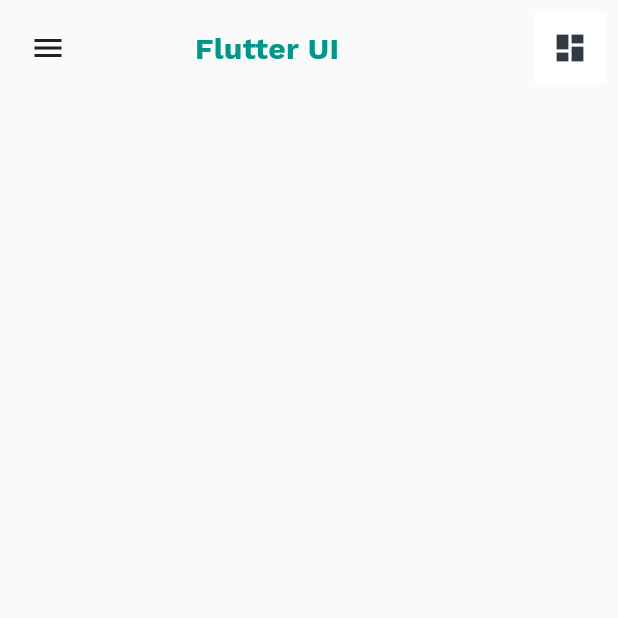
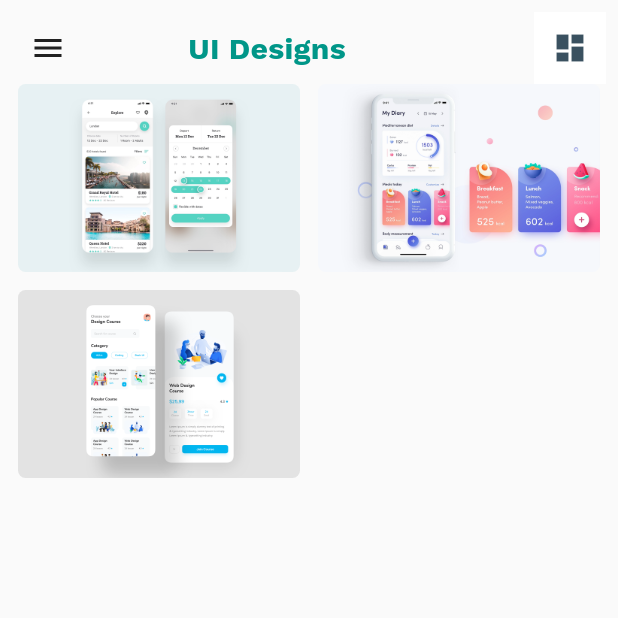
Before and after one commit to chima94/flutter-UI, a Flutter app: the screen it shows after launch, on a phone screen of 412 x 824 dp, the top half of it. Run offline on Flutter 3.47's test engine with Material 2 defaults, Android fonts, the phone set to English and light mode, and no system bars; our stand-ins replace font_awesome_flutter.

Commit message:
done with first screen

```diff
--- a/lib/home_screen.dart
+++ b/lib/home_screen.dart
@@ -1,6 +1,7 @@
 import 'package:flutter/cupertino.dart';
 import 'package:flutter/material.dart';
 import 'package:my_ui_designs/app_theme.dart';
+import 'package:my_ui_designs/hotel_booking/hotel_screen.dart';
 import 'package:my_ui_designs/model/home_list.dart';
 
 class MyHomePage extends StatefulWidget {
@@ -11,11 +12,9 @@ class MyHomePage extends StatefulWidget {
 }
 
 class _MyHomePageState extends State<MyHomePage> with TickerProviderStateMixin {
-
   List<HomeList> homeList = HomeList.homeList;
   AnimationController animationController;
   bool multiple = true;
-
 
   @override
   void initState() {
@@ -40,15 +39,60 @@ class _MyHomePageState extends State<MyHomePage> with TickerProviderStateMixin {
     return Scaffold(
       body: FutureBuilder<bool>(
         future: getData(),
-        builder: (BuildContext context, AsyncSnapshot<bool> snapShot){
-          if(!snapShot.hasData){
+        builder: (BuildContext context, AsyncSnapshot<bool> snapShot) {
+          if (!snapShot.hasData) {
             return SizedBox();
-          }else{
+          } else {
             return Padding(
               padding: EdgeInsets.only(top: MediaQuery.of(context).padding.top),
               child: Column(
                 children: [
-                    appBar(),
+                  appBar(),
+                  Expanded(
+                    child: FutureBuilder<bool>(
+                      future: getData(),
+                      builder:
+                          (BuildContext context, AsyncSnapshot<bool> snapshot) {
+                        if (!snapShot.hasData) {
+                          return SizedBox();
+                        } else {
+                          return GridView(
+                              padding: EdgeInsets.only(top: 0, left: 12, right: 12),
+                              physics: BouncingScrollPhysics(),
+                              scrollDirection: Axis.vertical,
+                              children: List<Widget>.generate(homeList.length,
+                                  (int index) {
+                                final count = homeList.length;
+                                final Animation<double> animation =
+                                    Tween<double>(begin: 0.0, end: 1.0).animate(
+                                        CurvedAnimation(
+                                            parent: animationController,
+                                            curve: Interval(
+                                                (1 / count) * index, 1.0,
+                                                curve: Curves.fastOutSlowIn)));
+                                animationController.forward();
+                                return HomeListView(
+                                  animation: animation,
+                                  animationController: animationController,
+                                  homeListData: homeList[index],
+                                  callback: () {
+                                    Navigator.push<dynamic>(context, MaterialPageRoute<dynamic>(
+                                      builder:(BuildContext context) => HotelHomeScreen(),
+                                    ),);
+                                  },
+                                );
+                              }),
+                              gridDelegate:
+                                  SliverGridDelegateWithFixedCrossAxisCount(
+                                crossAxisCount: multiple ? 2 : 1,
+                                mainAxisSpacing: 12.0,
+                                crossAxisSpacing: 12.0,
+                                childAspectRatio: 1.5,
+                              ));
+                        }
+                      },
+                    ),
+                  ),
                 ],
               ),
             );
@@ -58,7 +102,7 @@ class _MyHomePageState extends State<MyHomePage> with TickerProviderStateMixin {
     );
   }
 
-  Widget appBar(){
+  Widget appBar() {
     return SizedBox(
       height: AppBar().preferredSize.height,
       child: Row(
@@ -69,12 +113,11 @@ class _MyHomePageState extends State<MyHomePage> with TickerProviderStateMixin {
               child: Padding(
                 padding: EdgeInsets.only(top: 8),
                 child: Text(
-                  'Flutter UI',
+                  'UI Designs',
                   style: TextStyle(
-                    fontSize: 20,
-                    color: Colors.teal,
-                    fontWeight: FontWeight.w700
-                  ),
+                      fontSize: 20,
+                      color: Colors.teal,
+                      fontWeight: FontWeight.w700),
                 ),
               ),
             ),
@@ -88,12 +131,11 @@ class _MyHomePageState extends State<MyHomePage> with TickerProviderStateMixin {
               child: Material(
                 color: Colors.transparent,
                 child: InkWell(
-                  borderRadius: BorderRadius.circular(AppBar().preferredSize.height),
-                  child: Icon(
-                    multiple ? Icons.dashboard : Icons.view_agenda,
-                    color: AppTheme.dark_grey
-                  ),
-                  onTap: (){
+                  borderRadius:
+                      BorderRadius.circular(AppBar().preferredSize.height),
+                  child: Icon(multiple ? Icons.dashboard : Icons.view_agenda,
+                      color: AppTheme.grey),
+                  onTap: () {
                     setState(() {
                       multiple = !multiple;
                     });
@@ -106,5 +148,57 @@ class _MyHomePageState extends State<MyHomePage> with TickerProviderStateMixin {
       ),
     );
   }
+}
 
+class HomeListView extends StatelessWidget {
+  HomeListView(
+      {this.homeListData,
+      this.callback,
+      this.animationController,
+      this.animation});
+
+  final HomeList homeListData;
+  final VoidCallback callback;
+  final AnimationController animationController;
+  final Animation<dynamic> animation;
+  @override
+  Widget build(BuildContext context) {
+    return AnimatedBuilder(
+      animation: animationController,
+      builder: (BuildContext context, Widget child) {
+        return FadeTransition(
+          opacity: animation,
+          child: Transform(
+            transform: Matrix4.translationValues(
+                0.0, 50 * (1.0 - animation.value), 0.0),
+            child: AspectRatio(
+              aspectRatio: 1.5,
+              child: ClipRRect(
+                borderRadius: BorderRadius.all(Radius.circular(5.0)),
+                child: Stack(
+                  alignment: AlignmentDirectional.center,
+                  children: [
+                    Image.asset(
+                      homeListData.imagePath,
+                      fit: BoxFit.cover,
+                    ),
+                    Material(
+                      color: Colors.transparent,
+                      child: InkWell(
+                        splashColor: Colors.grey.withOpacity(0.2),
+                        borderRadius: BorderRadius.all(Radius.circular(4.0)),
+                        onTap: () {
+                          callback();
+                        },
+                      ),
+                    )
+                  ],
+                ),
+              ),
+            ),
+          ),
+        );
+      },
+    );
+  }
 }
--- a/lib/hotel_booking/hotel_screen.dart
+++ b/lib/hotel_booking/hotel_screen.dart
@@ -8,6 +8,11 @@ class HotelHomeScreen extends StatefulWidget {
 class _HotelHomeScreenState extends State<HotelHomeScreen> {
   @override
   Widget build(BuildContext context) {
-    return Container();
+    return Scaffold(
+      backgroundColor: Colors.white,
+      appBar: AppBar(
+        title: Text('Hotel'),
+      ),
+    );
   }
 }
--- a/lib/main.dart
+++ b/lib/main.dart
@@ -6,8 +6,10 @@ import 'package:my_ui_designs/navigation_home_screen.dart';
 
 void main() async {
   WidgetsFlutterBinding.ensureInitialized();
-  await SystemChrome.setPreferredOrientations(<DeviceOrientation>[DeviceOrientation.portraitUp,
-    DeviceOrientation.portraitDown]).then((_) => runApp(MyApp()));
+  await SystemChrome.setPreferredOrientations(<DeviceOrientation>[
+    DeviceOrientation.portraitUp,
+    DeviceOrientation.portraitDown
+  ]).then((_) => runApp(MyApp()));
 }
 
 class MyApp extends StatelessWidget {
@@ -19,32 +21,28 @@ class MyApp extends StatelessWidget {
         statusBarBrightness: Brightness.dark,
         systemNavigationBarColor: Colors.white,
         systemNavigationBarDividerColor: Colors.grey,
-      systemNavigationBarIconBrightness: Brightness.dark
-
-    ));
+        systemNavigationBarIconBrightness: Brightness.dark));
     return MaterialApp(
       title: 'Flutter Ui',
       debugShowCheckedModeBanner: false,
       theme: ThemeData(
-        primarySwatch: Colors.indigo,
+        primarySwatch: Colors.teal,
         textTheme: AppTheme.textTheme,
-        visualDensity: VisualDensity.adaptivePlatformDensity,
+        platform: TargetPlatform.android,
       ),
       home: NavigationHomeScreen(),
     );
   }
 }
 
-
-class HexColor extends Color{
+class HexColor extends Color {
   HexColor(final String hexColor) : super(_getColorFromHex(hexColor));
 
-  static int _getColorFromHex(String hexColor){
+  static int _getColorFromHex(String hexColor) {
     hexColor = hexColor.toUpperCase().replaceAll('#', '');
-    if(hexColor.length == 6){
+    if (hexColor.length == 6) {
       hexColor = 'FF' + hexColor;
     }
     return int.parse(hexColor, radix: 16);
-
   }
 }
--- a/lib/model/home_list.dart
+++ b/lib/model/home_list.dart
@@ -21,7 +21,7 @@ class HomeList{
         navigationScreen: FitnessHomeScreen()
       ),
       HomeList(
-        imagePath: 'assets/design_course/webInterFace.png',
+        imagePath: 'assets/design_course/design_course.png',
         navigationScreen: CourseDesignHomeScreen()
       )
     ];
```
Lines whose indentation alone changed are shown as unchanged.
